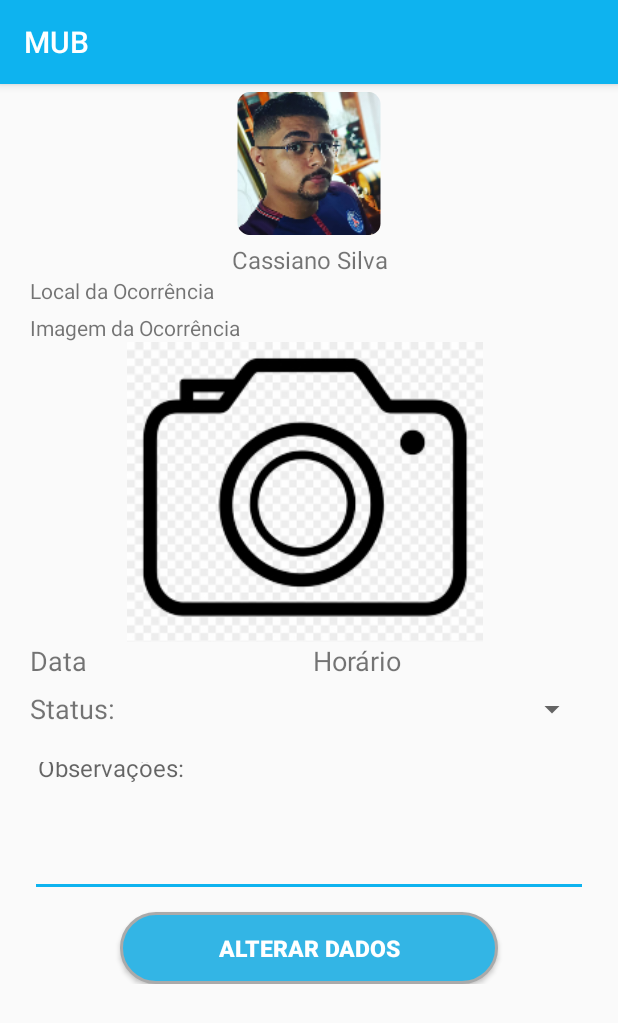
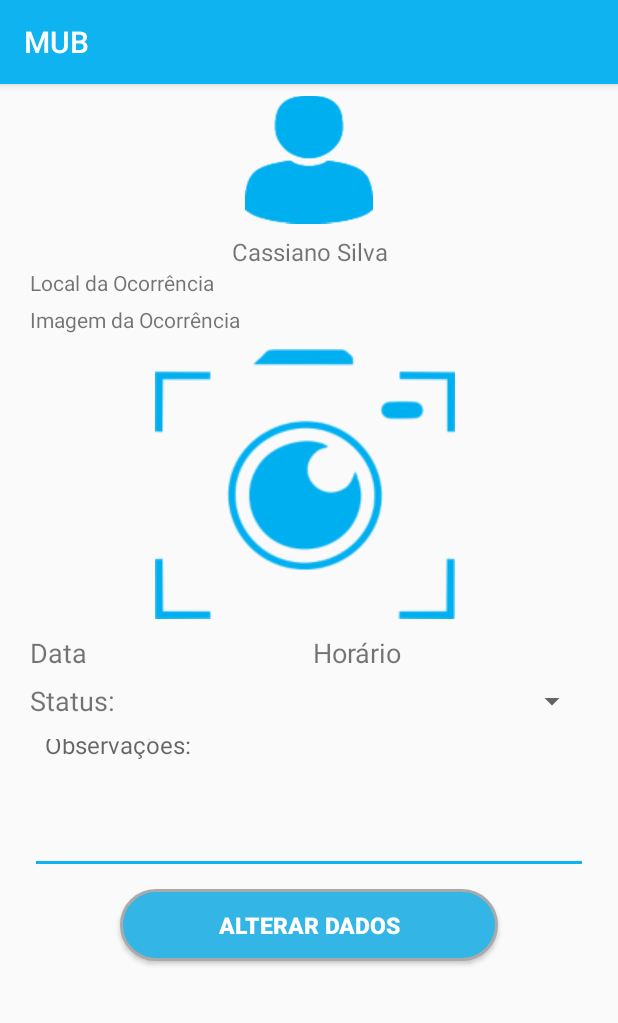
Before and after one commit to CassianoPersil/MUB3, an Android app: the AlterarOcorrencia screen opened directly, with no data from a screen before it, on a phone screen of 412 x 824 dp. Shown: the top 1023 px of the screen. Run offline under Robolectric (Android 15) with nearby library versions, the phone set to English and light mode, and no system bars.

Commit message:
Alteração na imagem da ocorrencia na tela de inserir ocorrencia

```diff
--- a/app/src/main/res/layout/activity_alterar_ocorrencia.xml
+++ b/app/src/main/res/layout/activity_alterar_ocorrencia.xml
@@ -21,15 +21,16 @@
             <LinearLayout
                 android:layout_width="match_parent"
                 android:layout_height="match_parent"
-                android:orientation="horizontal">
+                android:orientation="vertical">
 
                 <ImageView
                     android:id="@+id/imgPerfilUsuario"
-                    android:layout_width="match_parent"
-                    android:layout_height="95dp"
+                    android:layout_width="85dp"
+                    android:layout_height="90dp"
+                    android:layout_gravity="center"
                     android:layout_marginTop="5dp"
                     android:layout_marginBottom="5dp"
-                    app:srcCompat="@mipmap/ic_menuser2_round" />
+                    app:srcCompat="@drawable/icone_usuario" />
 
             </LinearLayout>
 
@@ -43,6 +44,7 @@
                     android:id="@+id/NomeUsuario"
                     android:layout_width="match_parent"
                     android:layout_height="wrap_content"
+                    android:layout_gravity="center"
                     android:gravity="center"
                     android:text="Cassiano Silva"
                     android:textSize="16sp" />
@@ -90,12 +92,15 @@
                     android:id="@+id/imgOcorrencia"
                     android:layout_width="match_parent"
                     android:layout_height="wrap_content"
-                    app:srcCompat="@drawable/iconcameraoco" />
+                    android:layout_gravity="center"
+                    android:layout_marginTop="10dp"
+                    app:srcCompat="@drawable/camera_ocorrencia" />
             </LinearLayout>
 
             <LinearLayout
                 android:layout_width="wrap_content"
                 android:layout_height="wrap_content"
+                android:layout_marginTop="10dp"
                 android:layout_marginRight="5dp"
                 android:gravity="center"
                 android:orientation="horizontal">
@@ -149,35 +154,36 @@
             <LinearLayout
                 android:layout_width="match_parent"
                 android:layout_height="match_parent"
-                android:orientation="vertical"
-                android:paddingTop="10dp">
+                android:orientation="vertical">
 
                 <EditText
                     android:id="@+id/ctObservacoes"
                     android:layout_width="match_parent"
                     android:layout_height="100dp"
+                    android:layout_gravity="center"
                     android:ems="10"
                     android:hint="@string/Caixa_Observações"
                     android:inputType="textPersonName"
-                    android:paddingLeft="5dp"
-                    android:paddingTop="10dp"
+                    android:paddingLeft="10dp"
                     android:paddingBottom="75dp"
                     android:textSize="16sp" />
             </LinearLayout>
 
             <LinearLayout
                 android:layout_width="match_parent"
-                android:layout_height="wrap_content"
+                android:layout_height="70dp"
                 android:orientation="vertical">
 
                 <Button
                     android:id="@+id/btAlterarDados"
                     android:layout_width="match_parent"
                     android:layout_height="wrap_content"
+                    android:layout_gravity="center"
                     android:layout_marginLeft="60dp"
                     android:layout_marginTop="10dp"
                     android:layout_marginRight="60dp"
                     android:background="@drawable/botao_customizado"
+                    android:gravity="center"
                     android:text="@string/Texto_Botão_Alterar_Ocorrencia"
                     android:textColor="@color/common_google_signin_btn_text_dark_default"
                     android:textSize="15sp"
```
